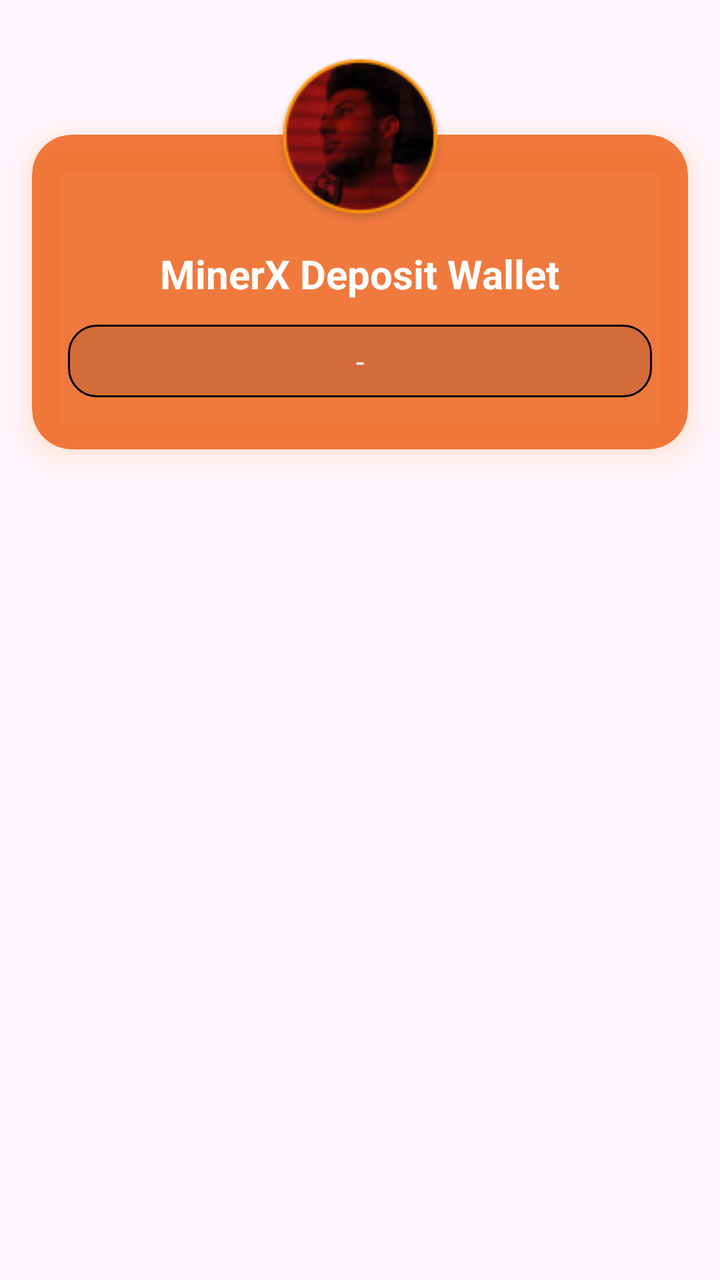
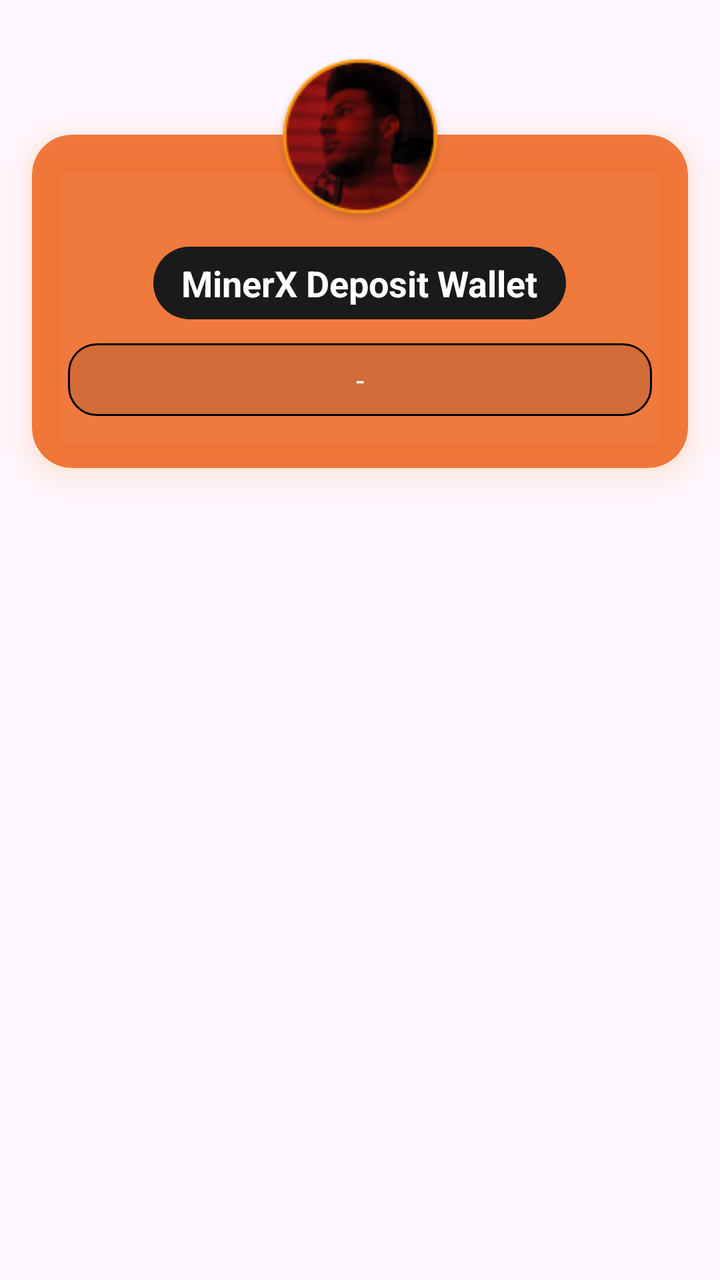

Screens rendered from an Android XML layout before and after an edit, with the pre-edit source and the edit as a unified diff.
<!-- AndroidManifest.xml: application theme Theme.Bitbloom -->
<!-- res/layout/item_stack_card.xml -->
<?xml version="1.0" encoding="utf-8"?>
<androidx.constraintlayout.widget.ConstraintLayout
    xmlns:android="http://schemas.android.com/apk/res/android"
    xmlns:app="http://schemas.android.com/apk/res-auto"
    android:layout_width="match_parent"
    android:layout_height="wrap_content"
    android:clipChildren="false"
    android:clipToPadding="false">

    <ImageView
        android:id="@+id/profileImage"
        android:layout_width="92dp"
        android:layout_height="92dp"
        android:elevation="24dp"
        android:padding="2dp"
        android:scaleType="centerCrop"
        android:src="@drawable/person"
        android:translationY="24dp"
        android:translationZ="24dp"
        app:layout_constraintEnd_toEndOf="parent"
        app:layout_constraintStart_toStartOf="parent"
        app:layout_constraintTop_toTopOf="parent" />

    <com.google.android.material.card.MaterialCardView
        android:id="@+id/cardSurface"
        android:layout_width="0dp"
        android:layout_height="wrap_content"
        android:layout_marginTop="-46dp"
        android:outlineAmbientShadowColor="#FF7B00"
        android:outlineSpotShadowColor="#FF7B00"
        app:cardBackgroundColor="@color/orange"
        app:cardCornerRadius="20dp"
        app:cardElevation="10dp"
        app:cardMaxElevation="10dp"
        app:cardUseCompatPadding="true"
        app:layout_constraintEnd_toEndOf="parent"
        app:layout_constraintStart_toStartOf="parent"
        app:layout_constraintTop_toBottomOf="@id/profileImage"
        app:strokeColor="@android:color/transparent"
        app:strokeWidth="0dp">

        <LinearLayout
            android:layout_width="match_parent"
            android:layout_height="wrap_content"
            android:orientation="vertical"
            android:paddingStart="18dp"
            android:paddingTop="56dp"
            android:paddingEnd="18dp"
            android:paddingBottom="26dp">

            <TextView
                android:id="@+id/tvAccount"
                android:layout_width="wrap_content"
                android:layout_height="wrap_content"
                android:layout_gravity="center"
                android:text="@string/item_home_wallet_card_minerx_deposit_wallet"
                android:textColor="@color/white"
                android:textSize="20sp"
                android:textStyle="bold" />

            <TextView
                android:id="@+id/depositBalance"
                android:layout_width="match_parent"
                android:layout_height="wrap_content"
                android:layout_marginTop="12dp"
                android:background="@drawable/bg_referral_home"
                android:ellipsize="end"
                android:paddingHorizontal="12dp"
                android:paddingVertical="8dp"
                android:singleLine="true"
                android:text="@string/item_network_stats_text"
                android:textAlignment="center"
                android:textColor="@color/white"
                android:textSize="15sp" />
        </LinearLayout>
    </com.google.android.material.card.MaterialCardView>
</androidx.constraintlayout.widget.ConstraintLayout>
<!-- resources referenced by this layout -->
<resources>
  <color name="orange">#E1EE6924</color>
  <color name="white">#FFFFFFFF</color>
  <!-- drawable bg_referral_home (drawable) -->
  <?xml version="1.0" encoding="utf-8"?>
  <shape xmlns:android="http://schemas.android.com/apk/res/android" android:shape="rectangle">
      <solid android:color="#221A1A1A"/>    
      <corners android:radius="14dp"/>
      <stroke android:width="1dp" android:color="@color/black"/> 
      <padding android:left="6dp" android:top="4dp" android:right="6dp" android:bottom="4dp"/>
  </shape>
  <!-- drawable person: png bitmap (drawable, 15133 bytes) -->
  <string name="item_home_wallet_card_minerx_deposit_wallet">MinerX Deposit Wallet</string>
  <string name="item_network_stats_text">-</string>
  <style name="Theme.Bitbloom" parent="Base.Theme.Bitbloom">
          
          <item name="editTextStyle">@style/Widget.MXG.EditText.WhiteCursor</item>
          <item name="android:editTextStyle">@style/Widget.MXG.EditText.WhiteCursor</item>
  
          
          <item name="android:textCursorDrawable">@drawable/cursor_white</item>
      </style>
  <color name="black">#FF000000</color>
  <style name="Base.Theme.Bitbloom" parent="Theme.Material3.DayNight.NoActionBar">
          <item name="android:statusBarColor">@color/mxg_black</item>
          <item name="colorPrimary">@color/mxg_white</item>
          <item name="android:navigationBarColor">@color/mxg_black</item>
          <item name="android:datePickerDialogTheme">@style/BitbloomDatePickerTheme</item>
      </style>
  <style name="Widget.MXG.EditText.WhiteCursor" parent="Widget.AppCompat.EditText">
          <item name="android:textCursorDrawable">@drawable/cursor_white</item>
      </style>
  <!-- drawable cursor_white (drawable) -->
  <?xml version="1.0" encoding="utf-8"?>
  <shape xmlns:android="http://schemas.android.com/apk/res/android">
      <size android:width="2dp"/>
      <solid android:color="@android:color/white"/>
      <corners android:radius="1dp"/>
  </shape>
  <color name="mxg_black">#000000</color>
  <color name="mxg_white">#FFFFFF</color>
  <style name="BitbloomDatePickerTheme" parent="ThemeOverlay.MaterialComponents.MaterialAlertDialog">
          <item name="colorAccent">@color/status_bar_color</item> 
          <item name="android:headerBackground">@color/light_status_bar_color
          </item> 
          <item name="android:colorControlHighlight">@color/status_bar_color
          </item> 
          <item name="android:colorControlActivated">@color/status_bar_color
          </item> 
          <item name="android:textColorPrimaryInverse">@color/white</item> 
          <item name="android:textColor">@color/status_bar_color</item> 
          <item name="android:textColorPrimary">?attr/colorOnBackground</item> 
      </style>
  <color name="status_bar_color">#EE6924</color>
  <color name="light_status_bar_color">#EE6924</color>
</resources>

<!-- the commit's change to res/layout/item_stack_card.xml (unified diff, before → after) -->
@@ -55,7 +55,8 @@
                 android:layout_gravity="center"
                 android:text="@string/item_home_wallet_card_minerx_deposit_wallet"
                 android:textColor="@color/white"
-                android:textSize="20sp"
+                android:textSize="18sp"
+                android:background="@drawable/bg_pill_black"
                 android:textStyle="bold" />
 
             <TextView
<!-- resource entries referenced after the edit -->
@@ -2,6 +2,18 @@
 <resources>
   <color name="orange">#E1EE6924</color>
   <color name="white">#FFFFFFFF</color>
+  <!-- drawable bg_pill_black (drawable) -->
+  <?xml version="1.0" encoding="utf-8"?>
+  <shape xmlns:android="http://schemas.android.com/apk/res/android" android:shape="rectangle">
+      <solid android:color="@color/main_card_color" />
+      <corners android:radius="999dp" />
+      
+      <padding
+          android:left="14dp"
+          android:top="6dp"
+          android:right="14dp"
+          android:bottom="6dp" />
+  </shape>
   <!-- drawable bg_referral_home (drawable) -->
   <?xml version="1.0" encoding="utf-8"?>
   <shape xmlns:android="http://schemas.android.com/apk/res/android" android:shape="rectangle">
@@ -21,6 +33,7 @@
           
           <item name="android:textCursorDrawable">@drawable/cursor_white</item>
       </style>
+  <color name="main_card_color">#1A1A1A</color>
   <color name="black">#FF000000</color>
   <style name="Base.Theme.Bitbloom" parent="Theme.Material3.DayNight.NoActionBar">
           <item name="android:statusBarColor">@color/mxg_black</item>
